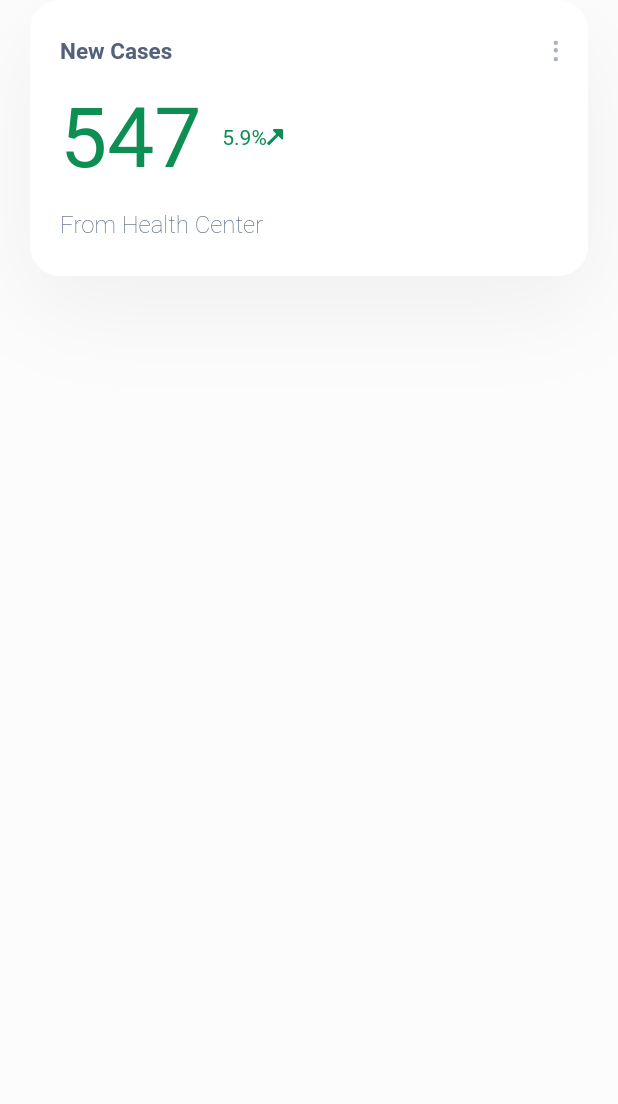
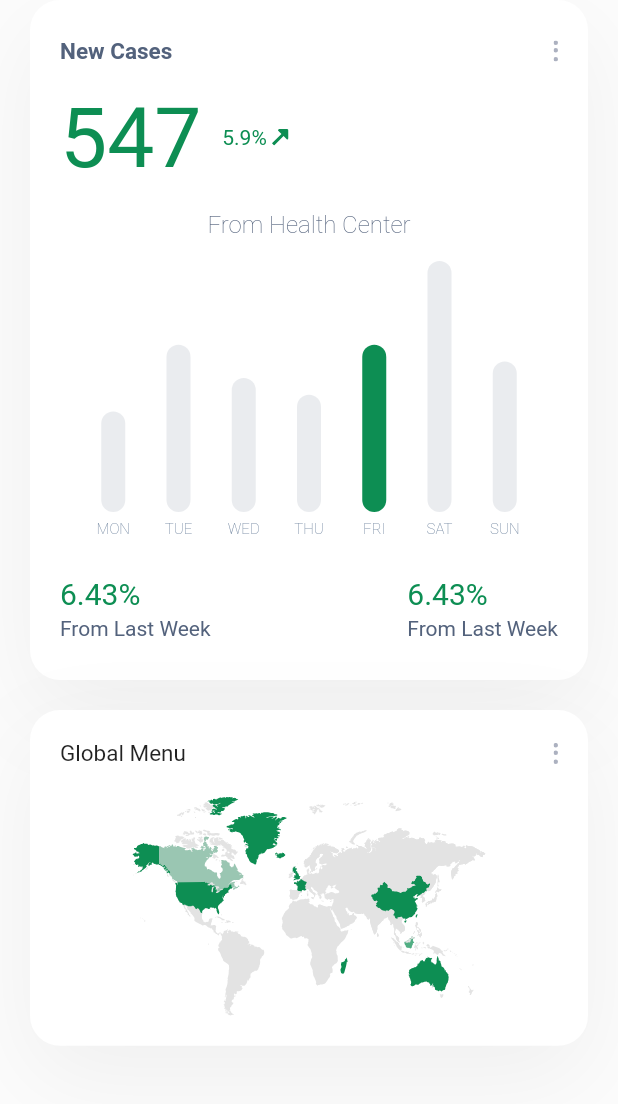
Before and after one commit to kaankutucu/Covid_UI_App_Flutter, a Flutter app: the DetailsScreen screen opened directly, on a phone screen of 412 x 824 dp, the part 84-1188 px from its top. Run offline on Flutter 3.47's test engine with Material 2 defaults, Android fonts, the phone set to English and light mode, and no system bars; drawn by our look-alikes of fl_chart; our stand-ins replace flutter_svg.

Commit message:
New Cases Finished

```diff
--- a/lib/screens/details_screen.dart
+++ b/lib/screens/details_screen.dart
@@ -1,4 +1,5 @@
 import 'package:coviduiapp/constants.dart';
+import 'package:coviduiapp/widgets/weekly_chart.dart';
 import 'package:flutter/material.dart';
 import 'package:flutter_svg/flutter_svg.dart';
 
@@ -7,7 +8,8 @@ class DetailsScreen extends StatelessWidget {
   Widget build(BuildContext context) {
     return Scaffold(
       appBar: buildDetailsAppBar(context),
-      body: Padding(
+      body: SingleChildScrollView(
+        child: Padding(
           padding: EdgeInsets.symmetric(horizontal: 20),
           child: Column(
             children: <Widget>[
@@ -28,12 +30,16 @@ class DetailsScreen extends StatelessWidget {
                   ],
                 ),
                 child: Column(
-                crossAxisAlignment: CrossAxisAlignment.start,
+                  crossAxisAlignment: CrossAxisAlignment.center,
                   children: <Widget>[
                     buildTitleWithMoreIcon(),
-                  SizedBox(height: 15,),
+                    SizedBox(
+                      height: 15,
+                    ),
                     buildCaseNumber(context),
-                  SizedBox(height: 15,),
+                    SizedBox(
+                      height: 15,
+                    ),
                     Text(
                       "From Health Center",
                       style: TextStyle(
@@ -42,15 +48,93 @@ class DetailsScreen extends StatelessWidget {
                         fontSize: 16,
                       ),
                     ),
+                    SizedBox(
+                      height: 15,
+                    ),
+                    WeeklyChart(),
+                    SizedBox(
+                      height: 15,
+                    ),
+                    Row(
+                      mainAxisAlignment: MainAxisAlignment.spaceBetween,
+                      children: <Widget>[
+                        buildInfoTextWithPercentage(
+                          percentage: "6.43",
+                          title: "From Last Week",
+                        ),
+                        buildInfoTextWithPercentage(
+                          percentage: "6.43",
+                          title: "From Last Week",
+                        ),
+                      ],
+                    ),
+                  ],
+                ),
+              ),
+              SizedBox(
+                height: 20,
+              ),
+              Container(
+                padding: EdgeInsets.all(20),
+                decoration: BoxDecoration(
+                  color: Colors.white,
+                  borderRadius: BorderRadius.circular(20),
+                  boxShadow: [
+                    BoxShadow(
+                      offset: Offset(0, 21),
+                      blurRadius: 54,
+                      color: Colors.black.withOpacity(0.05),
+                    ),
+                  ],
+                ),
+                child: Column(
+                  children: <Widget>[
+                    Row(
+                      mainAxisAlignment: MainAxisAlignment.spaceBetween,
+                      children: <Widget>[
+                        Text(
+                          "Global Menu",
+                          style: TextStyle(
+                            fontSize: 15,
+                          ),
+                        ),
+                        SvgPicture.asset("assets/icons/more.svg"),
+                      ],
+                    ),
+                    SizedBox(height: 20,),
+                    SvgPicture.asset("assets/icons/map.svg"),
                   ],
                 ),
               ),
             ],
           ),
         ),
+      ),
     );
   }
 
+  RichText buildInfoTextWithPercentage({String title, String percentage}) {
+    return RichText(
+      text: TextSpan(
+        children: [
+          TextSpan(
+            text: "$percentage% \n",
+            style: TextStyle(
+              fontSize: 20,
+              color: kPrimaryColor,
+            ),
+          ),
+          TextSpan(
+            text: title,
+            style: TextStyle(
+              color: kTextMediumColor,
+              height: 1.5,
+            ),
+          ),
+        ],
+      ),
+    );
+  }
   Row buildCaseNumber(BuildContext context) {
     return Row(
       children: <Widget>[
@@ -62,7 +146,7 @@ class DetailsScreen extends StatelessWidget {
               .copyWith(color: kPrimaryColor, height: 1.2),
         ),
         Text(
-                      "5.9%",
+          "5.9% ",
           style: TextStyle(
             color: kPrimaryColor,
           ),
--- /dev/null
+++ b/lib/widgets/weekly_chart.dart
@@ -0,0 +1,69 @@
+import 'package:coviduiapp/constants.dart';
+import 'package:fl_chart/fl_chart.dart';
+import 'package:flutter/material.dart';
+
+class WeeklyChart extends StatelessWidget {
+  @override
+  Widget build(BuildContext context) {
+    return AspectRatio(
+      aspectRatio: 1.7,
+      child: BarChart(
+        BarChartData(
+          barGroups: getBarGroups(),
+          borderData: FlBorderData(show: false),
+          titlesData: FlTitlesData(
+            leftTitles: SideTitles(showTitles: false),
+            bottomTitles: SideTitles(
+              showTitles: true,
+              getTitles: getWeek,
+              textStyle: TextStyle(
+                color: Color(0xFF7589A2),
+                fontSize: 10,
+                fontWeight: FontWeight.w200,
+              ),
+            ),
+          ),
+        ),
+      ),
+    );
+  }
+}
+
+getBarGroups() {
+  List<double> barChartDatas = [6, 10, 8, 7, 10, 15, 9];
+  List<BarChartGroupData> barChartGroups = [];
+  barChartDatas.asMap().forEach(
+        (i, value) => barChartGroups.add(BarChartGroupData(
+          x: i,
+          barRods: [
+            BarChartRodData(
+              y: value,
+              color: i == 4 ? kPrimaryColor : kInactiveChartColor,
+              width: 16,
+            )
+          ],
+        )),
+      );
+  return barChartGroups;
+}
+
+String getWeek(double value) {
+  switch (value.toInt()) {
+    case 0:
+      return 'MON';
+    case 1:
+      return 'TUE';
+    case 2:
+      return 'WED';
+    case 3:
+      return 'THU';
+    case 4:
+      return 'FRI';
+    case 5:
+      return 'SAT';
+    case 6:
+      return 'SUN';
+    default:
+      return '';
+  }
+}
```
Lines whose indentation alone changed are shown as unchanged.
